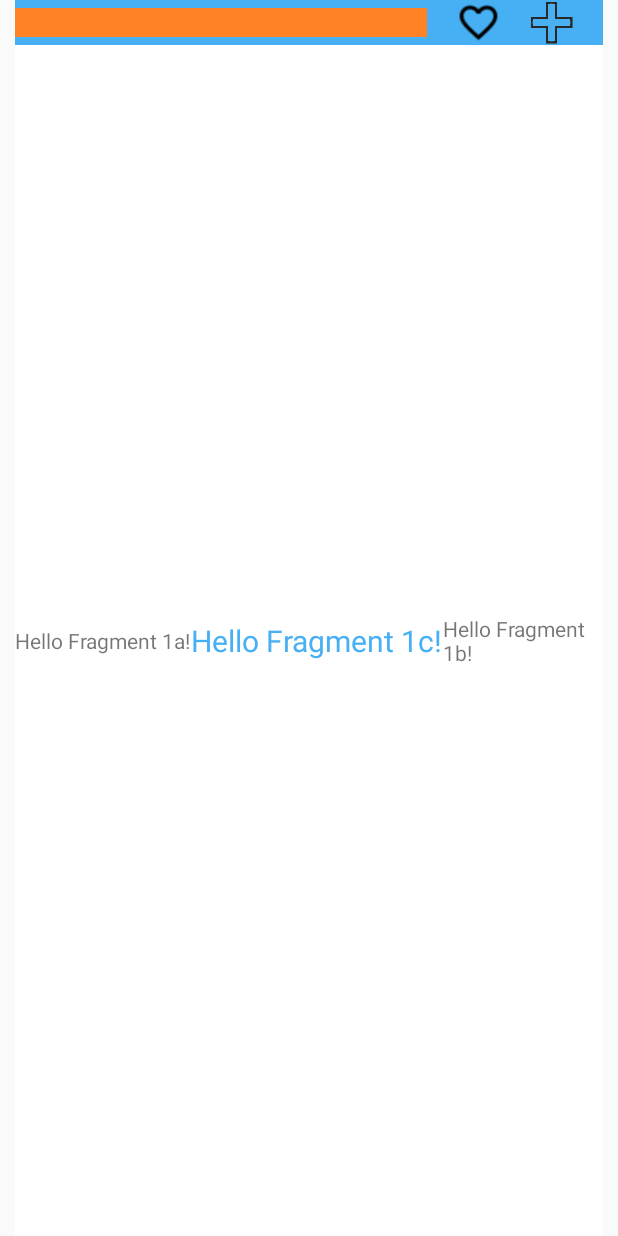
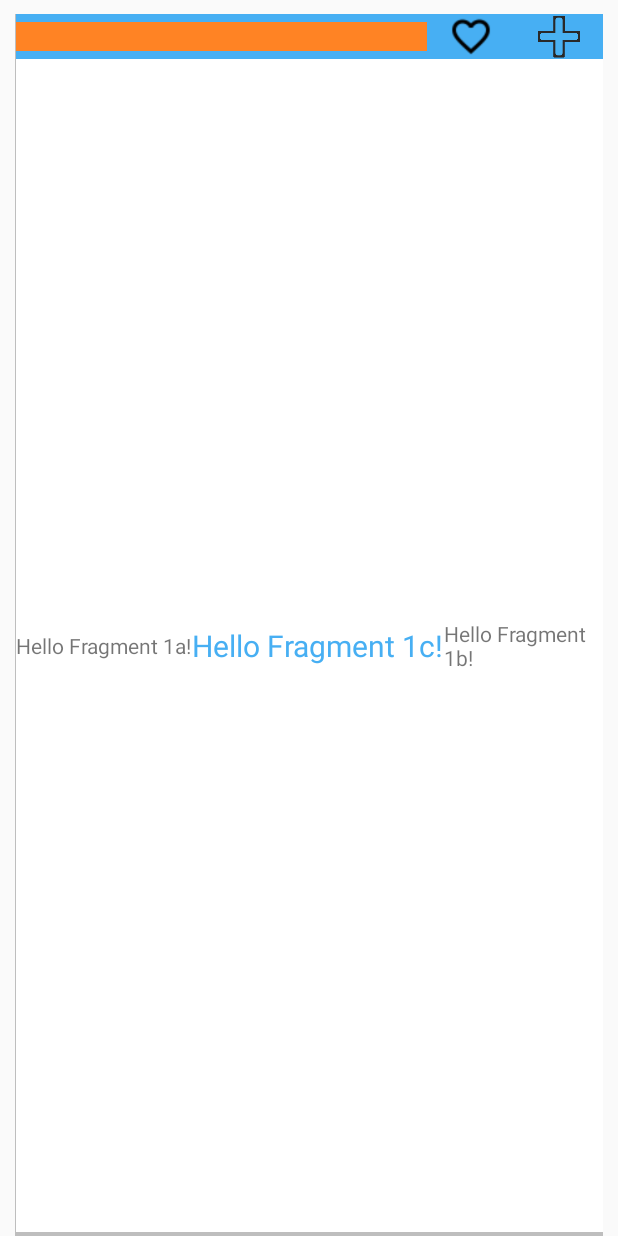
Before and after one commit to jd90/AndroidApp, an Android app: the layout feed_fragment.xml on its own in the app's theme, with its tools: preview values and no code run, on a phone screen of 412 x 824 dp. Run offline under Robolectric (Android 15) with nearby library versions, the phone set to English and light mode, and no system bars.

Commit message:
23042016 push

```diff
--- a/ParseStarterProject/src/main/java/com/parse/starter/CustAdapterFeed.java
+++ b/ParseStarterProject/src/main/java/com/parse/starter/CustAdapterFeed.java
@@ -95,7 +95,9 @@ public class CustAdapterFeed extends ArrayAdapter<ClassGoal> implements View.OnL
             heart.setTag(position);
             heart.setOnClickListener(this);
             if(!feedList.get(position).itemSeen.contains(ParseUser.getCurrentUser().getUsername())){
-                tUser.setBackgroundColor(R.drawable.profbutton_default_state);
+                tDate.setBackground(null);
+                tDate.setBackgroundColor(R.drawable.profbutton_default_state);
+
                 //unseen=true;
                 ActGoals.t0.setIcon(R.drawable.abc_btn_rating_star_on_mtrl_alpha);
 
--- a/ParseStarterProject/src/main/res/layout/feed_fragment.xml
+++ b/ParseStarterProject/src/main/res/layout/feed_fragment.xml
@@ -4,19 +4,32 @@
     android:layout_height="match_parent"
     android:orientation="vertical"
     >
+
+    <LinearLayout
+        android:layout_width="match_parent"
+        android:layout_height="match_parent"
+        android:layout_marginLeft="10dp"
+        android:layout_marginRight="10dp"
+        android:layout_marginTop="9dp"
+        android:orientation="vertical"
+        android:background="#ffbebebe">
+    <LinearLayout
+        android:layout_width="match_parent"
+        android:layout_height="match_parent"
+        android:orientation="vertical"
+        android:layout_marginLeft="0.5dp"
+        android:layout_marginBottom="2.5dp">
+
     <LinearLayout
         android:layout_width="match_parent"
         android:layout_height="match_parent"
         android:id="@+id/dateContainer"
         android:orientation="horizontal"
-        android:visibility="gone"
-        android:paddingTop="9dp"/>
+        android:visibility="gone"/>
     <LinearLayout
         android:layout_width="match_parent"
         android:layout_height="wrap_content"
         android:orientation="horizontal"
-        android:layout_marginLeft="10dp"
-        android:layout_marginRight="10dp"
         android:background="#ff47aff3"
         android:layout_gravity="start"
         android:weightSum="10">
@@ -25,8 +38,6 @@
             android:layout_height="wrap_content"
             android:gravity="start"
             android:background="#ffff8324"
-        android:paddingLeft="10dp"
-        android:paddingRight="10dp"
             android:textColor="#ff000000"
             android:id="@+id/date"
             android:layout_weight="3"
@@ -35,8 +46,6 @@
             android:layout_width="match_parent"
             android:layout_height="30dp"
             android:orientation="horizontal"
-        android:layout_marginLeft="10dp"
-        android:layout_marginRight="10dp"
             android:weightSum="8"
             android:layout_weight="7">
 
@@ -61,8 +70,6 @@
         android:layout_width="match_parent"
         android:layout_height="match_parent"
         android:orientation="horizontal"
-    android:layout_marginLeft="10dp"
-    android:layout_marginRight="10dp"
         android:background="#ffffffff"
         android:gravity="center"
         >
@@ -94,8 +101,6 @@
         android:layout_gravity="center"
         android:gravity="center"
         android:background="#ffffffff"
-        android:layout_marginLeft="10dp"
-        android:layout_marginRight="10dp"
         android:id="@+id/dateText"
         android:text="Hello Fragment 1b!" />
     <TextView
@@ -104,8 +109,8 @@
         android:id="@+id/likers"
         android:textSize="10dp"
         android:background="#ffffffff"
-        android:layout_marginLeft="10dp"
-        android:layout_marginRight="10dp"
         android:visibility="gone"
         android:gravity="start"/>
     </LinearLayout>
+    </LinearLayout>
+</LinearLayout>
--- a/ParseStarterProject/src/main/res/layout/goal_list_item.xml
+++ b/ParseStarterProject/src/main/res/layout/goal_list_item.xml
@@ -32,9 +32,7 @@
     android:background="#ffffffff"
 
     android:layout_marginBottom="2.5dp"
-    android:layout_marginLeft="0.5dp"
-    android:layout_marginTop="0.5dp"
-    android:layout_marginRight="0.5dp">
+    android:layout_marginLeft="0.5dp">
 
     <!--android:translationZ="20dp"
     android:elevation="20dp" -->
```
Also changed, not shown: 6 other files. Lines whose indentation alone changed are shown as unchanged.
